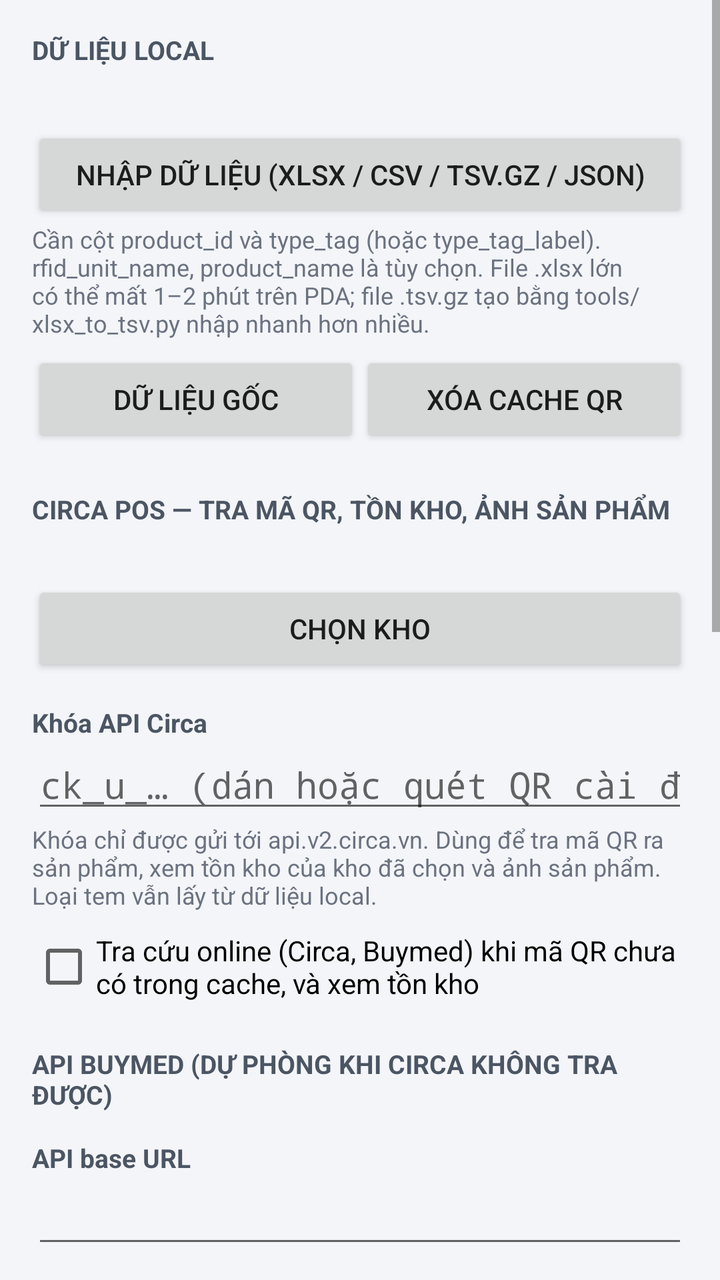
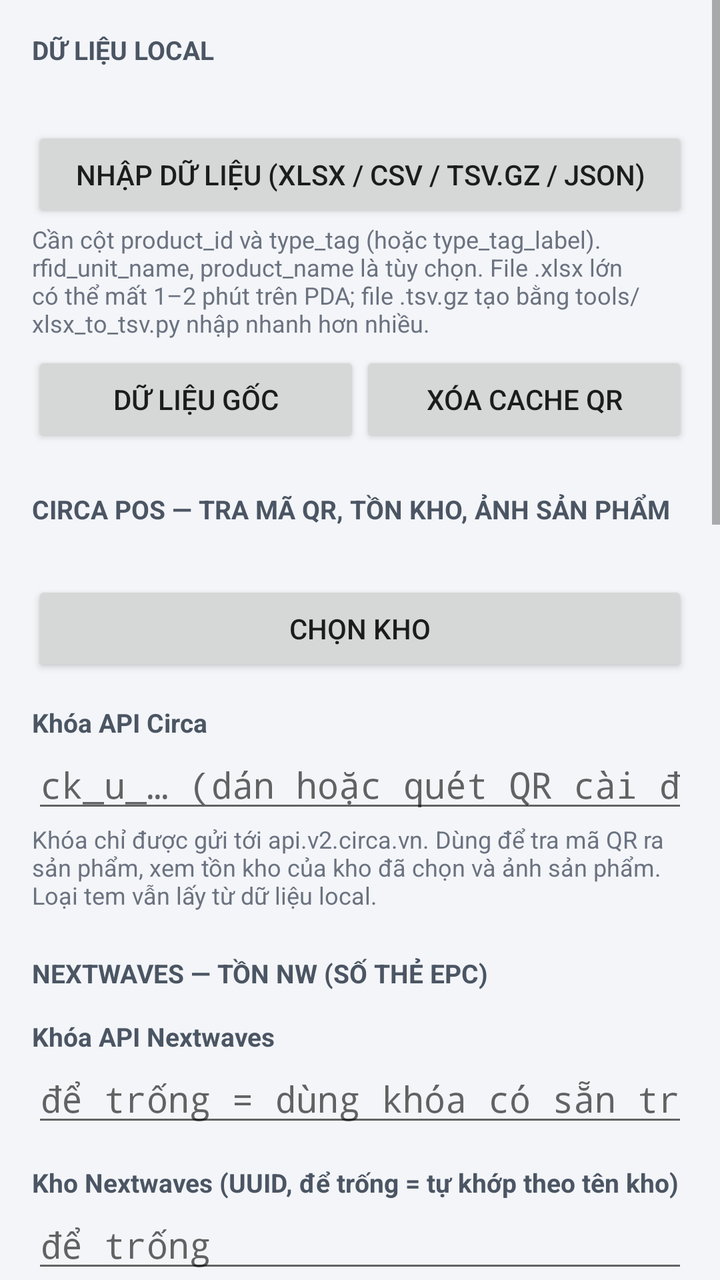

The first picture is an Android layout as it rendered before a commit; the second is the same layout after the commit. The layout source and the unified diff follow.
<!-- AndroidManifest.xml: activity theme SettingsTheme -->
<!-- res/layout/activity_settings.xml -->
<?xml version="1.0" encoding="utf-8"?>
<ScrollView xmlns:android="http://schemas.android.com/apk/res/android"
    android:layout_width="match_parent"
    android:layout_height="match_parent"
    android:background="@color/ground">

    <LinearLayout
        android:layout_width="match_parent"
        android:layout_height="wrap_content"
        android:orientation="vertical"
        android:padding="16dp">

        <TextView
            style="@style/Label"
            android:layout_marginTop="0dp"
            android:text="DỮ LIỆU LOCAL" />

        <TextView
            android:id="@+id/s_data_status"
            android:layout_width="match_parent"
            android:layout_height="wrap_content"
            android:layout_marginTop="4dp"
            android:textColor="@color/ink"
            android:textSize="13sp" />

        <Button
            android:id="@+id/s_import"
            android:layout_width="match_parent"
            android:layout_height="wrap_content"
            android:layout_marginTop="8dp"
            android:text="Nhập dữ liệu (xlsx / csv / tsv.gz / json)" />

        <TextView
            style="@style/Help"
            android:text="Cần cột product_id và type_tag (hoặc type_tag_label). rfid_unit_name, product_name là tùy chọn. File .xlsx lớn có thể mất 1–2 phút trên PDA; file .tsv.gz tạo bằng tools/xlsx_to_tsv.py nhập nhanh hơn nhiều." />

        <LinearLayout
            android:layout_width="match_parent"
            android:layout_height="wrap_content"
            android:layout_marginTop="6dp"
            android:orientation="horizontal">

            <Button
                android:id="@+id/s_reset"
                android:layout_width="0dp"
                android:layout_height="wrap_content"
                android:layout_weight="1"
                android:text="Dữ liệu gốc" />

            <Button
                android:id="@+id/s_clear_cache"
                android:layout_width="0dp"
                android:layout_height="wrap_content"
                android:layout_weight="1"
                android:text="Xóa cache QR" />
        </LinearLayout>

        <TextView
            style="@style/Label"
            android:layout_marginTop="22dp"
            android:text="CIRCA POS — TRA MÃ QR, TỒN KHO, ẢNH SẢN PHẨM" />

        <TextView
            android:id="@+id/s_store_status"
            android:layout_width="match_parent"
            android:layout_height="wrap_content"
            android:layout_marginTop="4dp"
            android:textColor="@color/ink"
            android:textSize="14sp" />

        <Button
            android:id="@+id/s_choose_store"
            android:layout_width="match_parent"
            android:layout_height="wrap_content"
            android:layout_marginTop="4dp"
            android:text="Chọn kho" />

        <TextView style="@style/Label" android:text="Khóa API Circa" />
        <EditText
            android:id="@+id/s_circa_key"
            android:layout_width="match_parent"
            android:layout_height="wrap_content"
            android:fontFamily="monospace"
            android:hint="ck_u_… (dán hoặc quét QR cài đặt)"
            android:inputType="textPassword"
            android:singleLine="true" />

        <TextView
            style="@style/Help"
            android:text="Khóa chỉ được gửi tới api.v2.circa.vn. Dùng để tra mã QR ra sản phẩm, xem tồn kho của kho đã chọn và ảnh sản phẩm. Loại tem vẫn lấy từ dữ liệu local." />

        <CheckBox
            android:id="@+id/s_online"
            android:layout_width="match_parent"
            android:layout_height="wrap_content"
            android:layout_marginTop="10dp"
            android:text="Tra cứu online (Circa, Buymed) khi mã QR chưa có trong cache, và xem tồn kho" />

        <TextView
            style="@style/Label"
            android:layout_marginTop="22dp"
            android:text="API BUYMED (DỰ PHÒNG KHI CIRCA KHÔNG TRA ĐƯỢC)" />

        <TextView style="@style/Label" android:text="API base URL" />
        <EditText
            android:id="@+id/s_base_url"
            android:layout_width="match_parent"
            android:layout_height="wrap_content"
            android:inputType="textUri"
            android:singleLine="true" />

        <TextView style="@style/Label" android:text="Authorization (Basic token)" />
        <EditText
            android:id="@+id/s_token"
            android:layout_width="match_parent"
            android:layout_height="wrap_content"
            android:fontFamily="monospace"
            android:hint="Basic xxxxx… (để trống nếu chỉ dùng Circa)"
            android:inputType="textPassword"
            android:singleLine="true" />

        <TextView style="@style/Label" android:text="customerId" />
        <EditText
            android:id="@+id/s_customer"
            android:layout_width="match_parent"
            android:layout_height="wrap_content"
            android:inputType="number"
            android:singleLine="true" />

        <CheckBox
            android:id="@+id/s_batch"
            android:layout_width="match_parent"
            android:layout_height="wrap_content"
            android:layout_marginTop="10dp"
            android:text="Suy ra sản phẩm theo lô in (cùng timestamp + máy in)" />

        <TextView
            style="@style/Help"
            android:text="Mã QR in cùng một lần (cùng 13 chữ số đầu và cùng mã máy in) được coi là cùng sản phẩm, nên chỉ cần gọi API cho mã đầu tiên của lô. Chỉ học được từ API Buymed (Circa không trả mã máy in). Là giả định — chỉ bật khi đã xác nhận với đội QR." />

        <TextView
            style="@style/Label"
            android:layout_marginTop="22dp"
            android:text="MÁY QUÉT PDA" />

        <TextView
            style="@style/Help"
            android:text="Mặc định app nhận dữ liệu kiểu bàn phím (cấu hình máy quét gửi Enter sau mã) và các broadcast phổ biến của Urovo, iData, Newland, Chainway, Honeywell. Với Zebra DataWedge hoặc máy khác, đặt Intent action = com.buymed.rfidtag.SCAN hoặc nhập action riêng dưới đây." />

        <TextView style="@style/Label" android:text="Broadcast action riêng (tùy chọn)" />
        <EditText
            android:id="@+id/s_action"
            android:layout_width="match_parent"
            android:layout_height="wrap_content"
            android:hint="vd: com.symbol.datawedge.RESULT"
            android:inputType="textNoSuggestions"
            android:singleLine="true" />

        <TextView style="@style/Label" android:text="Tên extra chứa mã (tùy chọn)" />
        <EditText
            android:id="@+id/s_extra"
            android:layout_width="match_parent"
            android:layout_height="wrap_content"
            android:hint="vd: com.symbol.datawedge.data_string"
            android:inputType="textNoSuggestions"
            android:singleLine="true" />

        <CheckBox
            android:id="@+id/s_sound"
            android:layout_width="match_parent"
            android:layout_height="wrap_content"
            android:layout_marginTop="14dp"
            android:text="Âm báo (thường: 1 bíp · gập: 2 bíp · lỗi: âm dài)" />

        <CheckBox
            android:id="@+id/s_vibrate"
            android:layout_width="match_parent"
            android:layout_height="wrap_content"
            android:text="Rung khi lỗi / không có dữ liệu" />

        <Button
            android:id="@+id/s_save"
            android:layout_width="match_parent"
            android:layout_height="wrap_content"
            android:layout_marginTop="18dp"
            android:text="LƯU CÀI ĐẶT" />
    </LinearLayout>
</ScrollView>
<!-- resources referenced by this layout -->
<resources>
  <color name="ground">#F3F5F8</color>
  <color name="ink">#1F2937</color>
  <style name="Help">
          <item name="android:layout_width">match_parent</item>
          <item name="android:layout_height">wrap_content</item>
          <item name="android:textSize">12sp</item>
          <item name="android:textColor">#6B7280</item>
      </style>
  <style name="Label">
          <item name="android:layout_width">match_parent</item>
          <item name="android:layout_height">wrap_content</item>
          <item name="android:layout_marginTop">14dp</item>
          <item name="android:textSize">13sp</item>
          <item name="android:textStyle">bold</item>
          <item name="android:textColor">#4B5563</item>
      </style>
  <style name="SettingsTheme" parent="android:Theme.Material.Light.DarkActionBar">
          <item name="android:colorPrimary">#1F5FA8</item>
          <item name="android:colorPrimaryDark">#174F8C</item>
          <item name="android:colorAccent">#1F6FC5</item>
      </style>
</resources>

<!-- the commit's change to res/layout/activity_settings.xml (unified diff, before → after) -->
@@ -89,6 +89,39 @@
             style="@style/Help"
             android:text="Khóa chỉ được gửi tới api.v2.circa.vn. Dùng để tra mã QR ra sản phẩm, xem tồn kho của kho đã chọn và ảnh sản phẩm. Loại tem vẫn lấy từ dữ liệu local." />
 
+        <TextView
+            style="@style/Label"
+            android:layout_marginTop="22dp"
+            android:text="NEXTWAVES — TỒN NW (SỐ THẺ EPC)" />
+
+        <TextView style="@style/Label" android:text="Khóa API Nextwaves" />
+        <EditText
+            android:id="@+id/s_nw_key"
+            android:layout_width="match_parent"
+            android:layout_height="wrap_content"
+            android:fontFamily="monospace"
+            android:hint="để trống = dùng khóa có sẵn trong app"
+            android:inputType="textPassword"
+            android:singleLine="true" />
+
+        <TextView style="@style/Label" android:text="Kho Nextwaves (UUID, để trống = tự khớp theo tên kho)" />
+        <EditText
+            android:id="@+id/s_nw_warehouse"
+            android:layout_width="match_parent"
+            android:layout_height="wrap_content"
+            android:fontFamily="monospace"
+            android:hint="để trống"
+            android:inputType="textNoSuggestions|textVisiblePassword"
+            android:singleLine="true" />
+
+        <TextView
+            android:id="@+id/s_nw_status"
+            style="@style/Help" />
+
+        <TextView
+            style="@style/Help"
+            android:text="Khóa chỉ được gửi tới api-circa.nextwaves.app. Dùng để đếm số thẻ EPC còn tồn của sản phẩm trong kho Nextwaves tương ứng với kho Circa đã chọn (kho có chữ LUMINA → Lumina, FLORITA → Florita)." />
+
         <CheckBox
             android:id="@+id/s_online"
             android:layout_width="match_parent"
